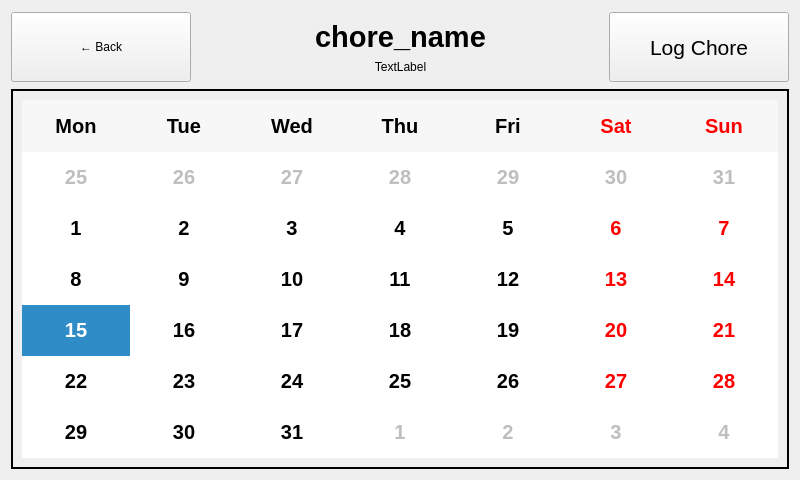
First picture: the form in ChorePage.ui, repository jplarose/PiChores, before the edit.
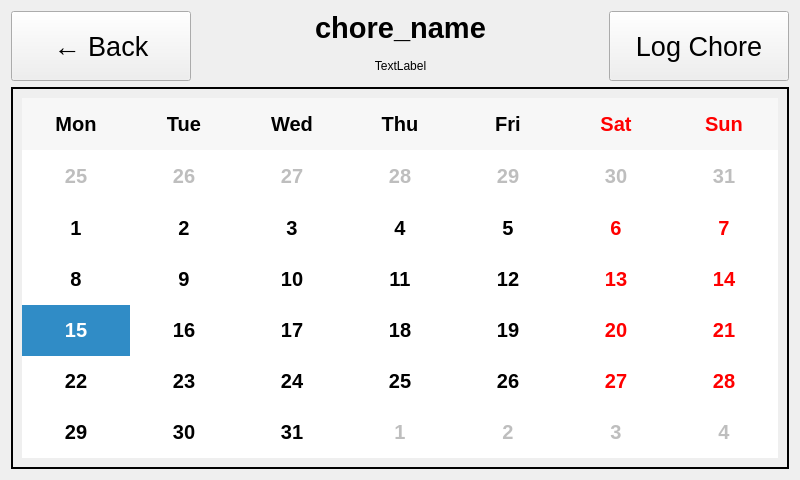
Second picture: the form after the edit.

Commit message: Testing trying to smooth the scrolling on a longer list of items

Diff of the .ui file:
```diff
--- a/ChorePage.ui
+++ b/ChorePage.ui
@@ -20,6 +20,17 @@
      <!-- Back Button -->
      <item>
       <widget class="QPushButton" name="go_back_button">
+       <property name="minimumSize">
+        <size>
+         <width>180</width>
+         <height>70</height>
+        </size>
+       </property>
+       <property name="font">
+        <font>
+         <pointsize>20</pointsize>
+        </font>
+       </property>
        <property name="text">
         <string>← Back</string>
        </property>
@@ -47,13 +58,6 @@
      </item>
      <!-- Center Column: Vertical layout for Chore Name and Frequency -->
      <item>
-      <widget class="QWidget" name="centerColumnWidget">
-       <property name="maximumSize">
-        <size>
-         <width>400</width>
-         <height>16777215</height>
-        </size>
-       </property>
        <layout class="QVBoxLayout" name="centerColumnLayout">
         <item>
          <widget class="QLabel" name="chore_name_label">
@@ -82,9 +86,7 @@
          </widget>
         </item>
        </layout>
-      </widget>
      </item>
-     <!-- Spacer -->
      <item>
       <spacer name="horizontalSpacerRight">
        <property name="orientation">
@@ -101,20 +103,20 @@
      <!-- Log Chore Button -->
      <item>
       <widget class="QPushButton" name="log_button">
+       <property name="minimumSize">
+        <size>
+         <width>180</width>
+         <height>70</height>
+        </size>
+       </property>
+       <property name="font">
+        <font>
+         <pointsize>20</pointsize>
+        </font>
+       </property>
        <property name="text">
         <string>Log Chore</string>
        </property>
-       <property name="font">
-        <font>
-         <pointsize>16</pointsize>
-        </font>
-       </property>
-       <property name="minimumSize">
-        <size>
-         <width>180</width>
-         <height>70</height>
-        </size>
-       </property>
       </widget>
      </item>
     </layout>
@@ -147,6 +149,9 @@
         <property name="firstDayOfWeek">
          <enum>Qt::Monday</enum>
         </property>
+        <property name="horizontalHeaderFormat">
+         <enum>QCalendarWidget::ShortDayNames</enum>
+        </property>
         <property name="verticalHeaderFormat">
          <enum>QCalendarWidget::NoVerticalHeader</enum>
         </property>
```
Left out of the diff: 23 changed lines with no effect on the pictures. Lines whose indentation alone changed are shown as unchanged. The commit also changes 2 other files.
